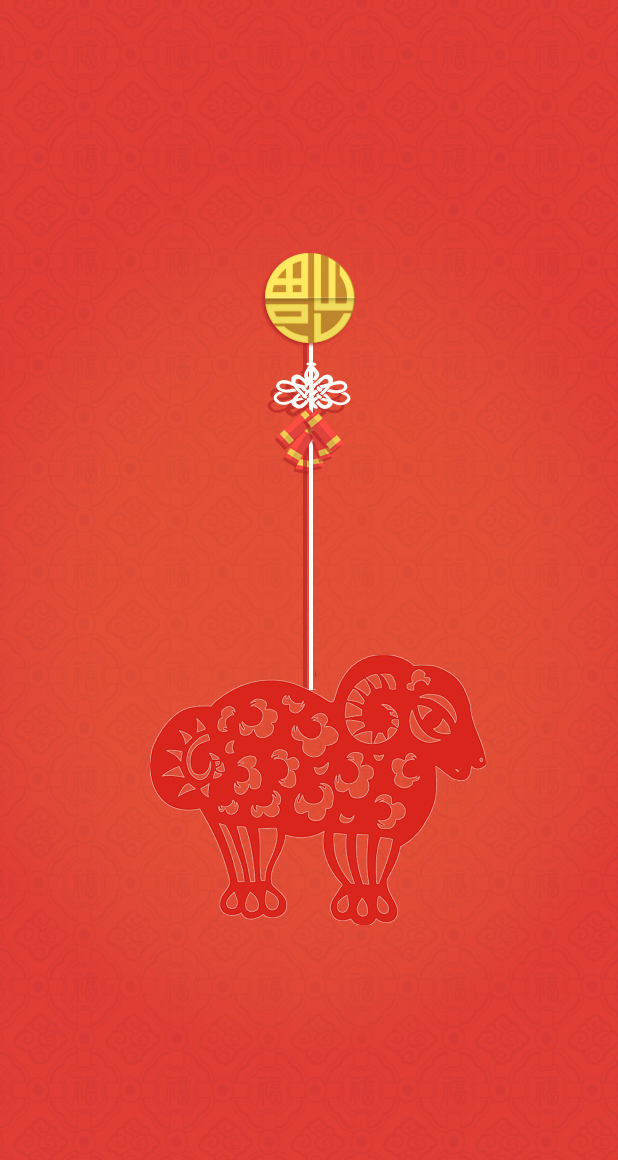
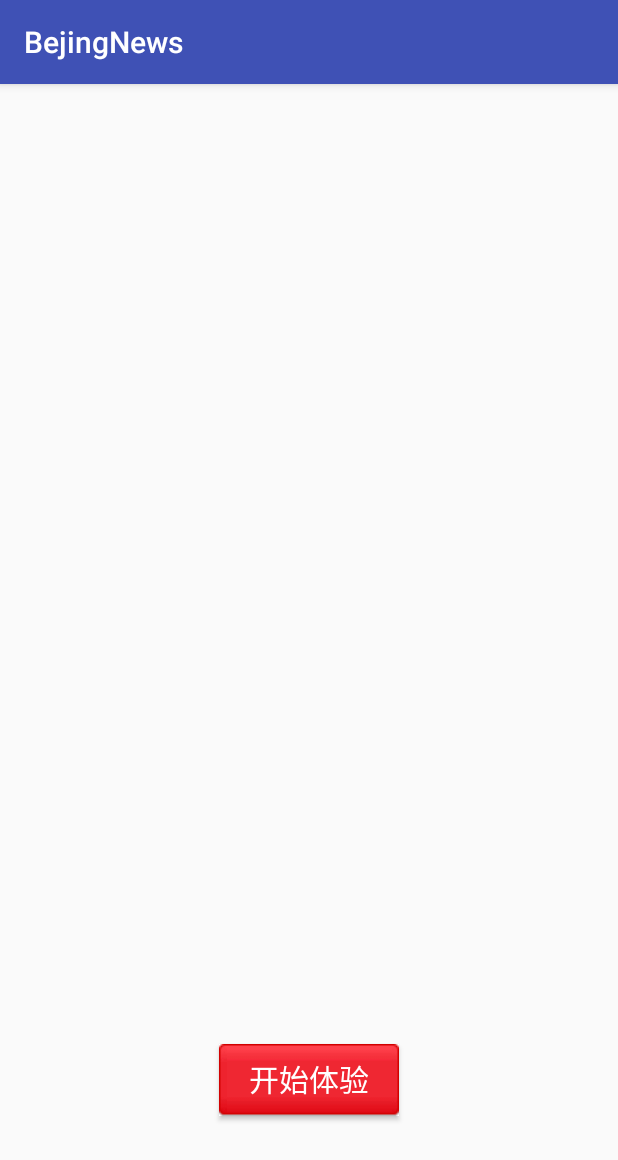
Before and after one commit to lymixi/BejingNews, an Android app: the screen it shows after launch (SplashActivity before the commit, GuideActivity after it), on a phone screen of 412 x 824 dp. Shown: the top 1160 px of the screen. Run offline under Robolectric (Android 15) with nearby library versions, the phone set to English and light mode, and no system bars.

Commit message:
[mingLi] 引导界面GuideActivity完成

```diff
--- a/app/src/main/AndroidManifest.xml
+++ b/app/src/main/AndroidManifest.xml
@@ -9,13 +9,14 @@
         android:roundIcon="@mipmap/ic_launcher_round"
         android:supportsRtl="true"
         android:theme="@style/AppTheme">
-        <activity android:name=".SplashActivity">
+        <activity android:name=".activity.SplashActivity">
             <intent-filter>
                 <action android:name="android.intent.action.MAIN" />
 
                 <category android:name="android.intent.category.LAUNCHER" />
             </intent-filter>
         </activity>
+        <activity android:name=".activity.GuideActivity"></activity>
     </application>
 
 </manifest>
--- /dev/null
+++ b/app/src/main/java/guanxiang/com/bejingnews/activity/GuideActivity.java
@@ -0,0 +1,17 @@
+package guanxiang.com.bejingnews.activity;
+
+import android.os.Bundle;
+import android.support.v7.app.AppCompatActivity;
+
+import guanxiang.com.bejingnews.R;
+
+public class GuideActivity extends AppCompatActivity {
+
+    @Override
+    protected void onCreate(Bundle savedInstanceState) {
+        super.onCreate(savedInstanceState);
+        setContentView(R.layout.activity_guide);
+
+
+    }
+}
--- a/app/src/main/java/guanxiang/com/bejingnews/SplashActivity.java
+++ b/app/src/main/java/guanxiang/com/bejingnews/activity/SplashActivity.java
@@ -1,6 +1,7 @@
-package guanxiang.com.bejingnews;
+package guanxiang.com.bejingnews.activity;
 
 import android.app.Activity;
+import android.content.Intent;
 import android.os.Bundle;
 import android.view.animation.AlphaAnimation;
 import android.view.animation.Animation;
@@ -10,9 +11,15 @@ import android.view.animation.ScaleAnimation;
 import android.widget.RelativeLayout;
 import android.widget.Toast;
 
+import guanxiang.com.bejingnews.R;
+import guanxiang.com.bejingnews.utils.CacheUtils;
+
 public class SplashActivity extends Activity {
 
-
+    /**
+     * 静态常量
+     */
+    public static final String START_MAIN = "start_main";
     private RelativeLayout rl_splash_root;
 
     @Override
@@ -66,6 +73,17 @@ public class SplashActivity extends Activity {
         @Override
         public void onAnimationEnd(Animation animation) {
             Toast.makeText(SplashActivity.this,"动画播放完成了",Toast.LENGTH_SHORT).show();
+            //判断是否进入过主页面
+            boolean isStartMain = CacheUtils.getBoolean(SplashActivity.this, START_MAIN);
+            if(isStartMain){
+
+
+            }else{
+                Intent intent= new Intent(SplashActivity.this,GuideActivity.class);
+                startActivity(intent);
+            }
+
+            finish();
         }
 
         @Override
--- /dev/null
+++ b/app/src/main/java/guanxiang/com/bejingnews/utils/CacheUtils.java
@@ -0,0 +1,24 @@
+package guanxiang.com.bejingnews.utils;
+
+import android.content.Context;
+import android.content.SharedPreferences;
+
+/**
+ * @author liming
+ * @data 2019/1/26
+ * 缓存工具类
+ */
+public class CacheUtils {
+
+    /**
+     * 得到缓存值
+     * @param context
+     * @param key
+     * @return
+     */
+    public static boolean getBoolean(Context context, String key) {
+
+        SharedPreferences sp = context.getSharedPreferences("guanxiang",Context.MODE_PRIVATE);
+        return sp.getBoolean(key,false);
+    }
+}
--- /dev/null
+++ b/app/src/main/res/drawable/btn_start_main_selector.xml
@@ -0,0 +1,5 @@
+<?xml version="1.0" encoding="utf-8"?>
+<selector xmlns:android="http://schemas.android.com/apk/res/android">
+    <item android:state_pressed="true" android:drawable="@drawable/button_red_pressed"/>
+    <item android:state_pressed="false" android:drawable="@drawable/button_red_normal"/>
+</selector>
--- /dev/null
+++ b/app/src/main/res/drawable/btn_start_main_textcolor_selector.xml
@@ -0,0 +1,5 @@
+<?xml version="1.0" encoding="utf-8"?>
+<selector xmlns:android="http://schemas.android.com/apk/res/android">
+    <item android:state_pressed="true" android:color="#000000"/>
+    <item android:state_pressed="false" android:color="#ffffff"/>
+</selector>
--- /dev/null
+++ b/app/src/main/res/layout/activity_guide.xml
@@ -0,0 +1,38 @@
+<?xml version="1.0" encoding="utf-8"?>
+<RelativeLayout xmlns:android="http://schemas.android.com/apk/res/android"
+    xmlns:app="http://schemas.android.com/apk/res-auto"
+    xmlns:tools="http://schemas.android.com/tools"
+    android:layout_width="match_parent"
+    android:layout_height="match_parent"
+    tools:context=".activity.GuideActivity">
+
+    <android.support.v4.view.ViewPager
+        android:layout_width="match_parent"
+        android:layout_height="match_parent"/>
+
+    <Button
+        android:id="@+id/btn_start_main"
+        android:background="@drawable/btn_start_main_selector"
+        android:paddingLeft="20dp"
+        android:paddingRight="20dp"
+        android:layout_centerHorizontal="true"
+        android:layout_marginBottom="80dp"
+        android:layout_width="wrap_content"
+        android:layout_height="wrap_content"
+        android:text="开始体验"
+        android:gravity="center"
+        android:textColor="@drawable/btn_start_main_textcolor_selector"
+        android:textSize="20sp"
+        android:layout_alignParentBottom="true"/>
+
+    <LinearLayout
+        android:id="@+id/ll_point_group"
+        android:orientation="horizontal"
+        android:layout_width="wrap_content"
+        android:layout_height="wrap_content"
+        android:layout_alignParentBottom="true"
+        android:layout_centerHorizontal="true"
+        android:layout_marginBottom="40dp"/>
+
+
+</RelativeLayout>
--- a/app/src/main/res/layout/activity_splash.xml
+++ b/app/src/main/res/layout/activity_splash.xml
@@ -6,7 +6,7 @@
     android:layout_height="match_parent"
     android:background="@drawable/splash_bg_newyear"
     android:id="@+id/rl_splash_root"
-    tools:context=".SplashActivity">
+    tools:context=".activity.SplashActivity">
 
     <ImageView
         android:layout_centerInParent="true"
```
Also changed, not shown: app/src/main/res/drawable/button_red_normal.9.png (added), app/src/main/res/drawable/button_red_pressed.9.png (added).
